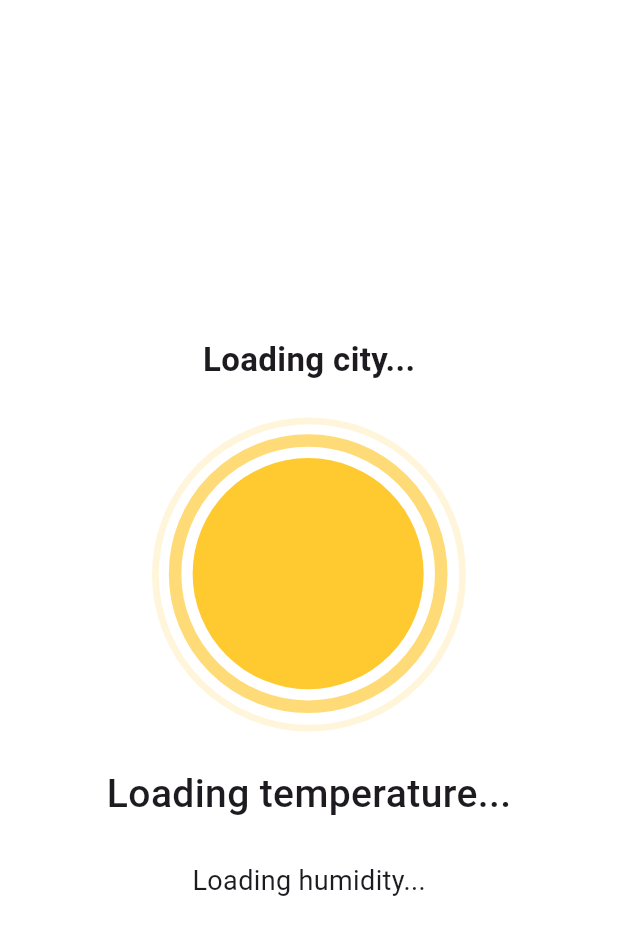
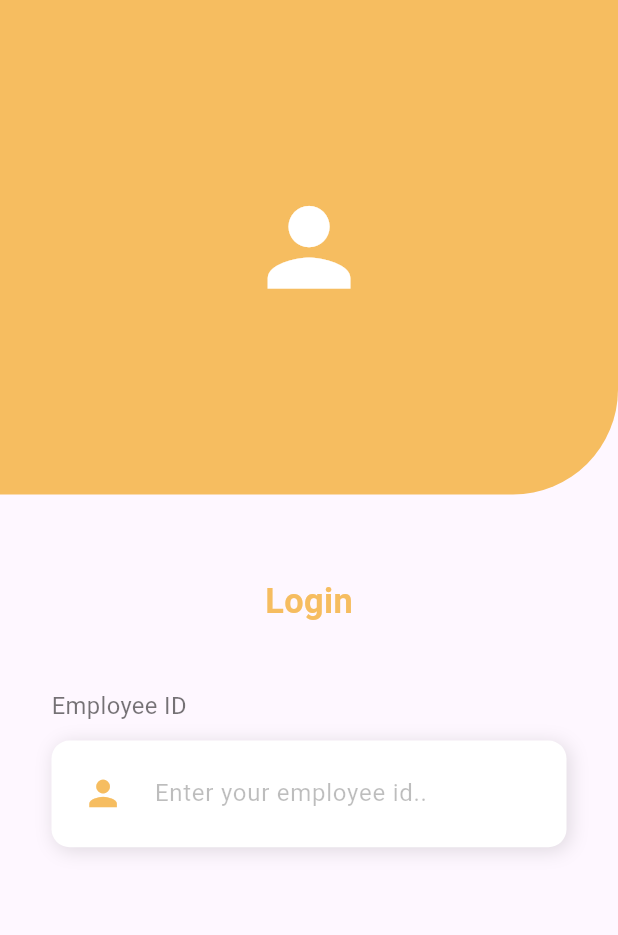
Before and after one commit to annisahss/app_ala_ala, a Flutter app: the screen it shows after launch, on a phone screen of 412 x 824 dp. Shown: the top 935 px of the screen. Run offline on Flutter 3.47's test engine with Material 3 defaults, Android fonts, the light colour scheme and no system bars; our stand-ins replace geolocator, lottie.

Commit message:
update login

```diff
--- /dev/null
+++ b/lib/attedance/login_screen.dart
@@ -0,0 +1,129 @@
+import 'package:flutter/material.dart';
+
+class LoginScreen extends StatefulWidget {
+  const LoginScreen({super.key});
+
+  @override
+  State<LoginScreen> createState() => _LoginScreenState();
+}
+
+class _LoginScreenState extends State<LoginScreen> {
+  double screenHeight = 0;
+  double screenWidth = 0;
+
+  Color primary = const Color(0xfff6bd60);
+
+  @override
+  Widget build(BuildContext context) {
+    screenWidth = MediaQuery.of(context).size.width;
+    screenHeight = MediaQuery.of(context).size.height;
+
+    return Scaffold(
+      body: Column(
+        children: [
+          Container(
+            height: screenHeight / 2.5,
+            width: screenWidth,
+            decoration: BoxDecoration(
+              color: primary,
+              borderRadius: const BorderRadius.only(
+                bottomRight: Radius.circular(70),
+              ),
+            ),
+            child: Center(
+              child: Icon(
+                Icons.person,
+                color: Colors.white,
+                size: screenWidth / 5,
+              ),
+            ),
+          ),
+          Container(
+            margin: EdgeInsets.only(
+              top: screenHeight / 15,
+              bottom: screenHeight / 20,
+            ),
+            child: Text(
+              'Login',
+              style: TextStyle(
+                fontSize: screenWidth / 18,
+                fontWeight: FontWeight.bold,
+                color: primary,
+              ),
+            ),
+          ),
+          Container(
+            alignment: Alignment.centerLeft,
+            margin: EdgeInsets.symmetric(horizontal: screenWidth / 12),
+            child: Column(
+              crossAxisAlignment: CrossAxisAlignment.start,
+              children: [
+                Container(
+                  margin: EdgeInsets.only(bottom: 12),
+                  child: Text(
+                    'Employee ID',
+                    style: TextStyle(
+                      fontSize: screenWidth / 26,
+                      color: Colors.black54,
+                    ),
+                  ),
+                ),
+                Container(
+                  width: screenWidth,
+                  decoration: const BoxDecoration(
+                    color: Colors.white,
+                    borderRadius: BorderRadius.all(Radius.circular(12)),
+                    boxShadow: [
+                      BoxShadow(
+                        color: Colors.black12,
+                        blurRadius: 10,
+                        offset: Offset(2, 2),
+                      ),
+                    ],
+                  ),
+                  child: Row(
+                    children: [
+                      SizedBox(
+                        width: screenWidth / 6,
+                        child: Icon(
+                          Icons.person,
+                          color: primary,
+                          size: screenWidth / 15,
+                        ),
+                      ),
+                      Expanded(
+                        child: TextFormField(
+                          enableSuggestions: false,
+                          autocorrect: false,
+                          decoration: InputDecoration(
+                            contentPadding: EdgeInsets.symmetric(
+                              vertical: screenHeight / 35,
+                            ),
+                            hintText: 'Enter your employee id..',
+                            hintStyle: TextStyle(color: Colors.black26),
+                            border: InputBorder.none,
+                          ),
+                        ),
+                      ),
+
+                    ],
+                  ),
+                ),
+              ],
+            ),
+          ),
+        ],
+      ),
+    );
+  }
+
+  Widget fieldTitle(String title) {
+    return Container(
+      margin: const EdgeInsets.only(bottom: 12),
+      child: Text(
+        title,
+        style: TextStyle(fontSize: screenWidth / 26, color: Colors.black54),
+      ),
+    );
+  }
+}
--- a/lib/main.dart
+++ b/lib/main.dart
@@ -1,3 +1,4 @@
+import 'package:app_ala_ala/attedance/login_screen.dart';
 import 'package:app_ala_ala/pages/weather_page.dart';
 import 'package:flutter/material.dart';
 
@@ -12,7 +13,7 @@ class MyApp extends StatelessWidget {
   Widget build(BuildContext context) {
     return const MaterialApp(
       debugShowCheckedModeBanner: false,
-      home: WeatherPage(),
+      home: LoginScreen(),
     );
   }
 }
--- a/lib/services/weather_service.dart
+++ b/lib/services/weather_service.dart
@@ -1,5 +1,4 @@
-import 'package:flutter/gestures.dart';
-import 'package:geocoding/geocoding.dart';
+
 import 'package:geolocator/geolocator.dart';
 import '../models/weather_model.dart';
 import 'package:http/http.dart' as http;
```
Also changed, not shown: pubspec.yaml (+22 -0 lines), assets/images/bg1_login.jpg (added), assets/images/logo.png (added), pubspec.lock, 43 other files.
